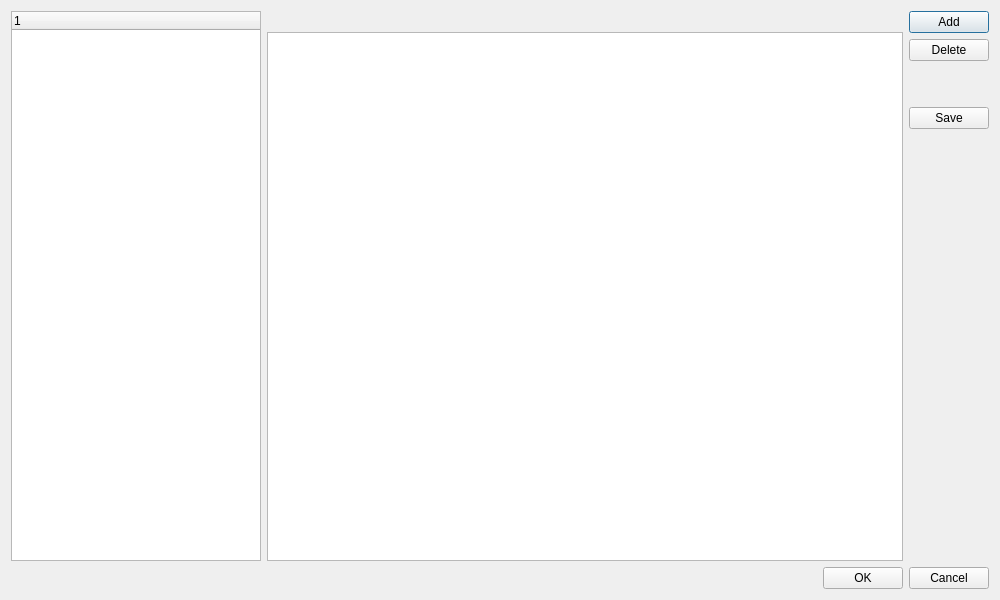
The window that supporting_tables/supporting_tables_form.ui (p4da0ne/Psycho) describes before a commit, drawn with Qt 5.
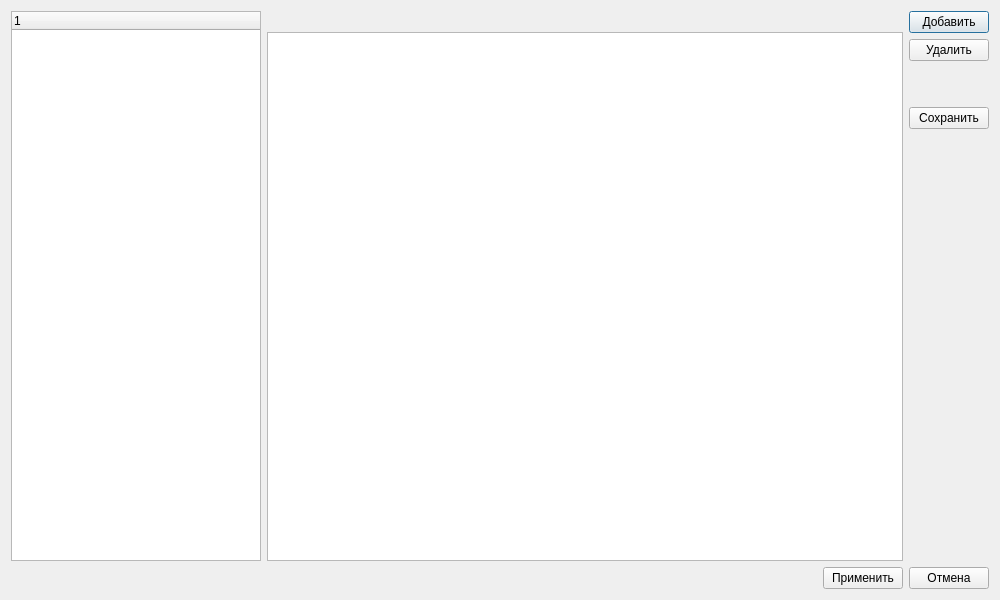
The same window after the commit.

```diff
--- a/supporting_tables/supporting_tables_form.ui
+++ b/supporting_tables/supporting_tables_form.ui
@@ -100,14 +100,14 @@
            <item>
             <widget class="QPushButton" name="add_button" >
              <property name="text" >
-              <string>Add</string>
+              <string>Добавить</string>
              </property>
             </widget>
            </item>
            <item>
             <widget class="QPushButton" name="delete_button" >
              <property name="text" >
-              <string>Delete</string>
+              <string>Удалить</string>
              </property>
             </widget>
            </item>
@@ -130,7 +130,7 @@
            <item>
             <widget class="QPushButton" name="save_button" >
              <property name="text" >
-              <string>Save</string>
+              <string>Сохранить</string>
              </property>
             </widget>
            </item>
@@ -171,14 +171,14 @@
        <item>
         <widget class="QPushButton" name="ok_button" >
          <property name="text" >
-          <string>OK</string>
+          <string>Применить</string>
          </property>
         </widget>
        </item>
        <item>
         <widget class="QPushButton" name="cancel_button" >
          <property name="text" >
-          <string>Cancel</string>
+          <string>Отмена</string>
          </property>
         </widget>
        </item>
```
